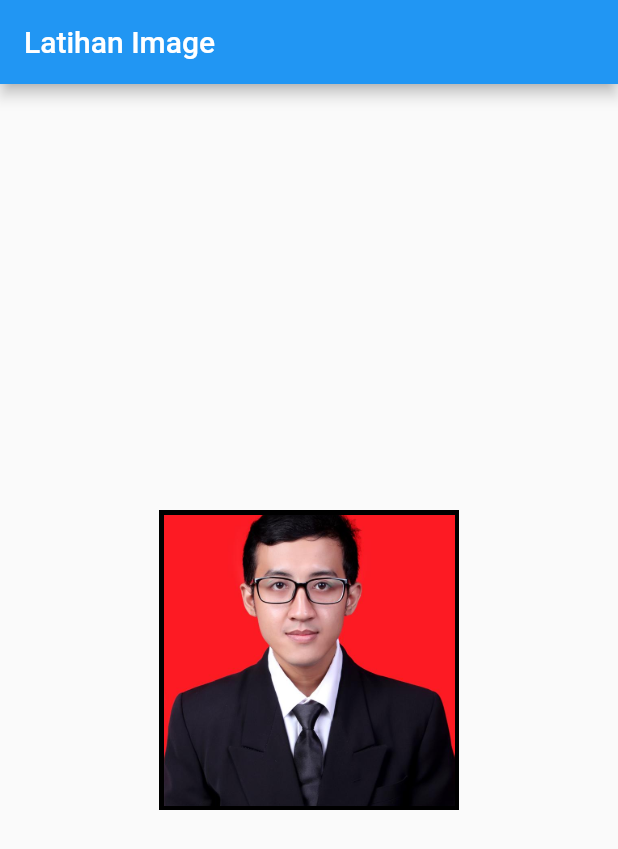
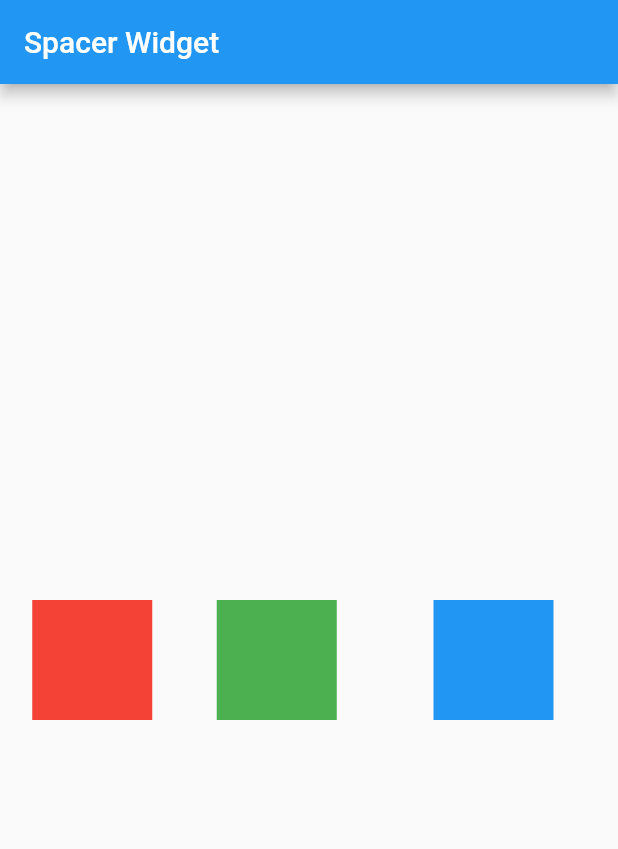
Before and after one commit to bayunugrraha/flutter_example, a Flutter app: the screen it shows after launch, on a phone screen of 412 x 824 dp. Shown: the top 849 px of the screen. Run offline on Flutter 3.47's test engine with Material 2 defaults, Android fonts, the phone set to English and light mode, and no system bars.

Commit message:
spacer widget

```diff
--- a/lib/main.dart
+++ b/lib/main.dart
@@ -8,20 +8,41 @@ class MyApp extends StatelessWidget {
     return MaterialApp(
       home: Scaffold(
         appBar: AppBar(
-          title: Text("Latihan Image"),
+          title: Text("Spacer Widget"),
         ),
         body: Center(
-          child: Container(
-            color: Colors.black,
-            width: 200,
-            height: 200,
-            padding: EdgeInsets.all(3),
-            child: Image(
-              image: AssetImage("assets/images/Bayu.jpg"),
-              fit: BoxFit.cover,
+            child: Row(
+          mainAxisAlignment: MainAxisAlignment.spaceBetween,
+          children: [
+            Spacer(
+              flex: 1,
             ),
-          ),
-        ),
+            Container(
+              width: 80,
+              height: 80,
+              color: Colors.red,
+            ),
+            Spacer(
+              flex: 2,
+            ),
+            Container(
+              width: 80,
+              height: 80,
+              color: Colors.green,
+            ),
+            Spacer(
+              flex: 3,
+            ),
+            Container(
+              width: 80,
+              height: 80,
+              color: Colors.blue,
+            ),
+            Spacer(
+              flex: 2,
+            )
+          ],
+        )),
       ),
     );
   }
```
